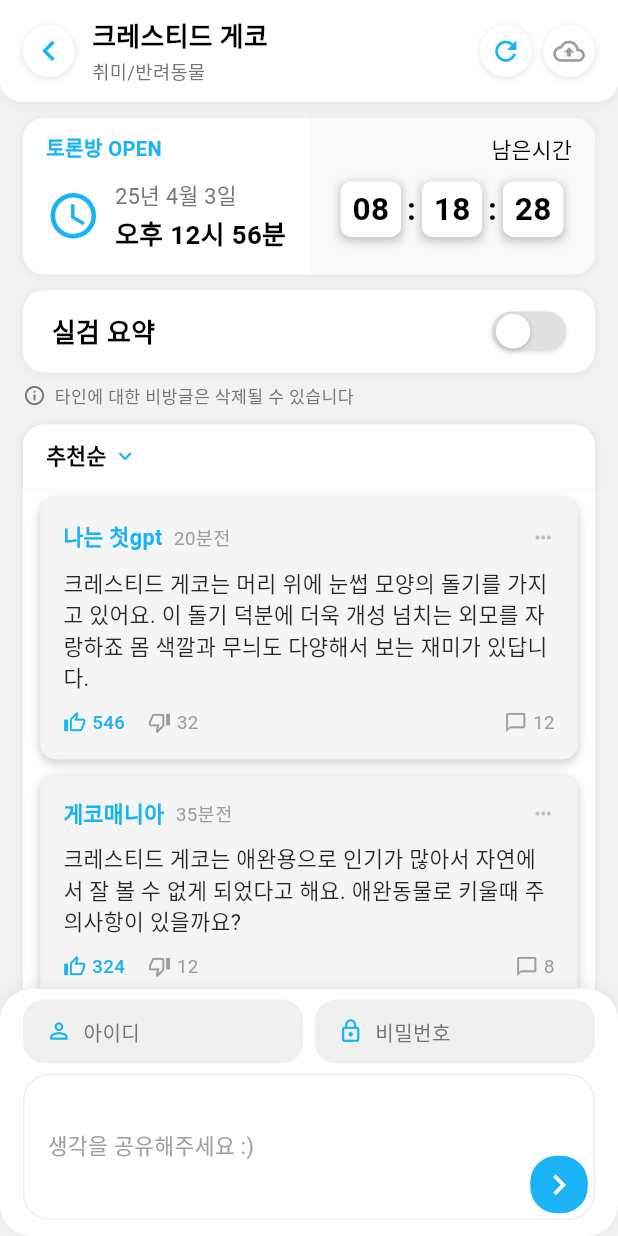
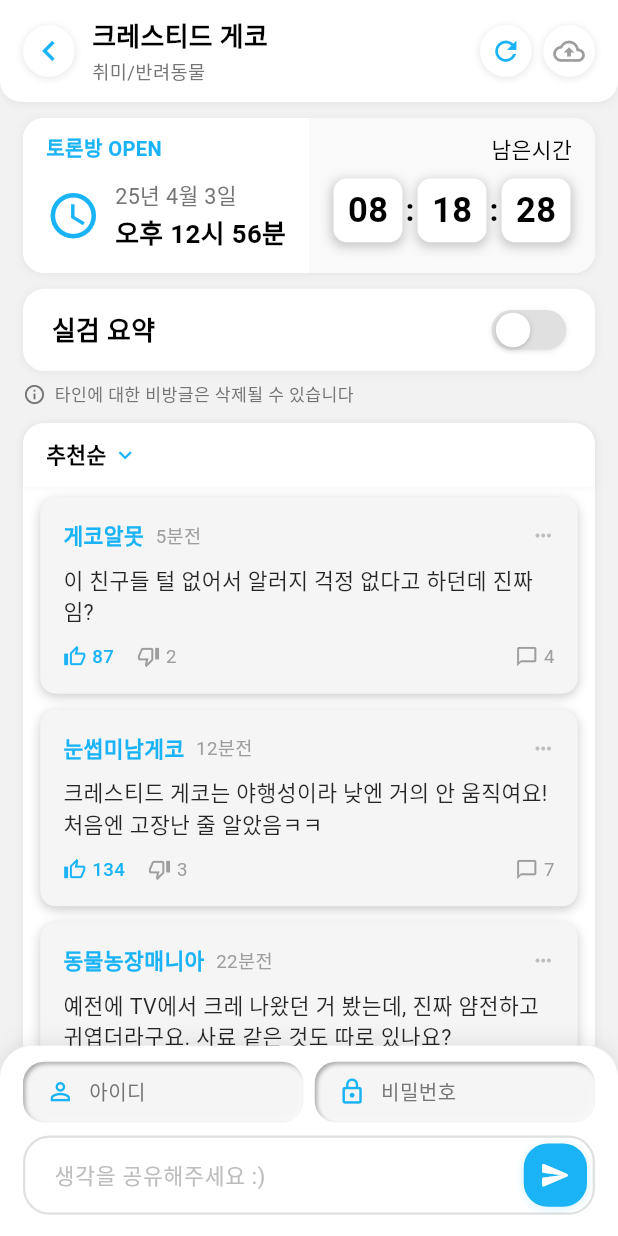
Before and after one commit to kara090813/trendly, a Flutter app: the DiscussionRoomScreen screen opened directly with empty values, on a phone screen of 412 x 824 dp. Run offline on Flutter 3.47's test engine with Material 3 defaults, Android fonts, the phone set to English and light mode, and no system bars; our stand-ins replace auto_size_text, flutter_neumorphic_plus, flutter_screenutil, flutter_spinkit, flutter_staggered_animations, freezed_annotation and 4 more; accounts and stored records are empty; network calls fail; Roboto replaces fonts that are missing (asgm).

Commit message:
discussionRoom design

```diff
--- a/lib/screens/discussionRoom_screen.dart
+++ b/lib/screens/discussionRoom_screen.dart
@@ -41,7 +41,8 @@ class _DiscussionRoomScreenState extends State<DiscussionRoomScreen> {
                     _buildSummaryToggle(),
                     // 타인에 대한 비방글 경고 메시지 (배경에 직접 배치)
                     Container(
-                      margin: EdgeInsets.symmetric(horizontal: 16.w), // 좌우 마진 추가
+                      margin: EdgeInsets.symmetric(horizontal: 16.w),
+                      // 좌우 마진 추가
                       padding: EdgeInsets.symmetric(vertical: 8.h),
                       child: Row(
                         children: [
@@ -189,7 +190,7 @@ class _DiscussionRoomScreenState extends State<DiscussionRoomScreen> {
     );
   }
 
-  // 정보 섹션 (토론방 OPEN, 남은시간)
+  // 정보 섹션 (토론방 OPEN, 남은시간) 개선
   Widget _buildInfoSection() {
     return Container(
       margin: EdgeInsets.symmetric(horizontal: 16.w),
@@ -210,7 +211,7 @@ class _DiscussionRoomScreenState extends State<DiscussionRoomScreen> {
             // 토론방 OPEN 부분
             Expanded(
               child: Container(
-                padding: EdgeInsets.fromLTRB(16.w, 12.h, 16.w, 16.h), // 상단 패딩 감소
+                padding: EdgeInsets.fromLTRB(16.w, 12.h, 16.w, 16.h),
                 decoration: BoxDecoration(
                   color: Colors.white,
                   borderRadius: BorderRadius.only(
@@ -229,32 +230,33 @@ class _DiscussionRoomScreenState extends State<DiscussionRoomScreen> {
                         fontWeight: FontWeight.w600,
                       ),
                     ),
-                    SizedBox(height: 12.h), // 타이틀과 시간 사이 간격 약간 증가
+                    SizedBox(height: 12.h),
                     Row(
-                      crossAxisAlignment: CrossAxisAlignment.center, // 세로 중앙 정렬
+                      crossAxisAlignment: CrossAxisAlignment.center,
                       children: [
                         Icon(
-                          Icons.access_time_outlined, // 아웃라인 스타일 시계 아이콘
+                          Icons.access_time_outlined,
                           color: Color(0xFF19B3F6),
                           size: 38.sp,
                         ),
                         SizedBox(width: 10.w),
                         Column(
                           crossAxisAlignment: CrossAxisAlignment.start,
-                          mainAxisAlignment: MainAxisAlignment.center, // 중앙 정렬
+                          mainAxisAlignment: MainAxisAlignment.center,
                           children: [
                             Text(
                               "25년 4월 3일",
                               style: TextStyle(
-                                fontSize: 15.sp, // 텍스트 크기 증가
+                                fontSize: 15.sp,
                                 color: Colors.grey[600],
                               ),
                             ),
-                            SizedBox(height: 1.h), // 줄간격 줄이기
+                            // 1. 줄간격 제거 - SizedBox 높이를 0으로 설정
+                            SizedBox(height: 0),
                             Text(
                               "오후 12시 56분",
                               style: TextStyle(
-                                fontSize: 18.sp, // 텍스트 크기 증가
+                                fontSize: 18.sp,
                                 fontWeight: FontWeight.w600,
                               ),
                             ),
@@ -267,12 +269,12 @@ class _DiscussionRoomScreenState extends State<DiscussionRoomScreen> {
               ),
             ),
 
-            // 남은시간 부분 (약간 더 진한 배경)
+            // 남은시간 부분
             Expanded(
               child: Container(
-                padding: EdgeInsets.fromLTRB(16.w, 12.h, 16.w, 16.h), // 상단 패딩 감소
+                padding: EdgeInsets.fromLTRB(16.w, 12.h, 16.w, 16.h),
                 decoration: BoxDecoration(
-                  color: Color(0xFFF9F9F9), // 약간 더 진한 배경
+                  color: Color(0xFFF9F9F9),
                   borderRadius: BorderRadius.only(
                     topRight: Radius.circular(16.r),
                     bottomRight: Radius.circular(16.r),
@@ -284,33 +286,33 @@ class _DiscussionRoomScreenState extends State<DiscussionRoomScreen> {
                     Text(
                       "남은시간",
                       style: TextStyle(
-                        fontSize: 15.sp, // 크기 증가
-                        color: Colors.black, // 색상 변경
-                        fontWeight: FontWeight.w500, // 약간 두껍게
+                        fontSize: 15.sp,
+                        color: Colors.black,
+                        fontWeight: FontWeight.w500,
                       ),
                     ),
-                    SizedBox(height: 12.h), // 타이틀과 시간 사이 간격 약간 증가
+                    SizedBox(height: 10.h),
                     Row(
                       mainAxisAlignment: MainAxisAlignment.center,
                       children: [
                         _buildTimeBlock("08"),
                         Padding(
-                          padding: EdgeInsets.symmetric(horizontal: 4.w),
+                          padding: EdgeInsets.symmetric(horizontal: 2.w),
                           child: Text(
                             ":",
                             style: TextStyle(
-                              fontSize: 22.sp, // 크기 증가
+                              fontSize: 22.sp,
                               fontWeight: FontWeight.bold,
                             ),
                           ),
                         ),
                         _buildTimeBlock("18"),
                         Padding(
-                          padding: EdgeInsets.symmetric(horizontal: 4.w),
+                          padding: EdgeInsets.symmetric(horizontal: 2.w),
                           child: Text(
                             ":",
                             style: TextStyle(
-                              fontSize: 22.sp, // 크기 증가
+                              fontSize: 22.sp,
                               fontWeight: FontWeight.bold,
                             ),
                           ),
@@ -328,20 +330,21 @@ class _DiscussionRoomScreenState extends State<DiscussionRoomScreen> {
     );
   }
 
-  // 시간 블록 위젯
+  // 2. 타이머 블록 크기 증가
   Widget _buildTimeBlock(String time) {
     return Container(
-      width: 42.w, // 크기 증가
-      height: 42.h, // 크기 증가
+      // 크기를 더 키움 (42 -> 48)
+      width: 48.w,
+      height: 48.h,
       alignment: Alignment.center,
       decoration: BoxDecoration(
         color: Colors.white,
-        borderRadius: BorderRadius.circular(8.r),
+        borderRadius: BorderRadius.circular(10.r),
         boxShadow: [
           BoxShadow(
-            color: Colors.black.withOpacity(0.2), // 그림자 강화
-            blurRadius: 4, // 그림자 강화
-            spreadRadius: 1, // 그림자 강화
+            color: Colors.black.withOpacity(0.2),
+            blurRadius: 5,
+            spreadRadius: 1,
             offset: Offset(0, 2),
           ),
         ],
@@ -349,7 +352,7 @@ class _DiscussionRoomScreenState extends State<DiscussionRoomScreen> {
       child: Text(
         time,
         style: TextStyle(
-          fontSize: 22.sp, // 숫자 크기 증가
+          fontSize: 24.sp, // 숫자 크기도 증가 (22 -> 24)
           fontWeight: FontWeight.bold,
         ),
       ),
@@ -511,41 +514,86 @@ class _DiscussionRoomScreenState extends State<DiscussionRoomScreen> {
             padding: EdgeInsets.symmetric(horizontal: 12.w),
             child: Column(
               children: [
-                // 댓글 아이템들
                 _buildCommentItem(
-                  nickname: "나는 첫gpt",
-                  time: "20분전",
-                  content: "크레스티드 게코는 머리 위에 눈썹 모양의 돌기를 가지고 있어요. 이 돌기 덕분에 더욱 개성 넘치는 외모를 자랑하죠 몸 색깔과 무늬도 다양해서 보는 재미가 있답니다.",
-                  likes: 546,
-                  dislikes: 32,
-                  comments: 12,
+                  nickname: "게코알못",
+                  time: "5분전",
+                  content: "이 친구들 털 없어서 알러지 걱정 없다고 하던데 진짜임?",
+                  likes: 87,
+                  dislikes: 2,
+                  comments: 4,
                 ),
-
                 _buildCommentItem(
-                  nickname: "게코매니아",
-                  time: "35분전",
-                  content: "크레스티드 게코는 애완용으로 인기가 많아서 자연에서 잘 볼 수 없게 되었다고 해요. 애완동물로 키울때 주의사항이 있을까요?",
-                  likes: 324,
-                  dislikes: 12,
-                  comments: 8,
+                  nickname: "눈썹미남게코",
+                  time: "12분전",
+                  content: "크레스티드 게코는 야행성이라 낮엔 거의 안 움직여요! 처음엔 고장난 줄 알았음ㅋㅋ",
+                  likes: 134,
+                  dislikes: 3,
+                  comments: 7,
                 ),
-
                 _buildCommentItem(
-                  nickname: "파충류전문가",
+                  nickname: "동물농장매니아",
+                  time: "22분전",
+                  content:
+                      "예전에 TV에서 크레 나왔던 거 봤는데, 진짜 얌전하고 귀엽더라구요. 사료 같은 것도 따로 있나요?",
+                  likes: 76,
+                  dislikes: 1,
+                  comments: 2,
+                ),
+                _buildCommentItem(
+                  nickname: "도마뱀아빠",
+                  time: "30분전",
+                  content: "우리집 크레는 이름이 '콩이'인데, 손 위에 올려놓으면 가만히 있어서 심장 녹음ㅠㅠ",
+                  likes: 243,
+                  dislikes: 4,
+                  comments: 15,
+                ),
+                _buildCommentItem(
+                  nickname: "한밤의게코",
+                  time: "42분전",
+                  content: "야행성이라 밤마다 나랑 같이 생활하는 중... 나보다 더 규칙적인 듯;;",
+                  likes: 118,
+                  dislikes: 3,
+                  comments: 6,
+                ),
+                _buildCommentItem(
+                  nickname: "초보파충류러",
                   time: "1시간전",
-                  content: "크레스티드 게코는 에오블레파리스(레오파드 게코)와 함께 초보자도 키우기 쉬운 파충류로 알려져 있어요. 온도와 습도 관리만 잘 해주시면 됩니다.",
-                  likes: 215,
-                  dislikes: 5,
-                  comments: 23,
+                  content: "습도는 어느 정도로 유지해야 하나요? 자꾸 피막 벗기기 실패해서 걱정입니다ㅠ",
+                  likes: 97,
+                  dislikes: 6,
+                  comments: 9,
                 ),
-
                 _buildCommentItem(
-                  nickname: "짱구는 내꺼 철수",
+                  nickname: "사랑해크레야",
+                  time: "1시간 20분전",
+                  content: "크레 눈에 속눈썹 같은 거 있어서 너무 예뻐요. 눈 안 닦아줘도 되나 궁금하네요.",
+                  likes: 64,
+                  dislikes: 2,
+                  comments: 3,
+                ),
+                _buildCommentItem(
+                  nickname: "야생의마음",
                   time: "2시간전",
-                  content: "크레를 너무 명정해서 자연에서 못살 것 같음 ㅠㅠㄹ;;; 안전하게 우리집에서 오래오래 살아라",
-                  likes: 146,
-                  dislikes: 8,
-                  comments: 3,
+                  content: "사육보다 자연이 좋다고 생각하지만... 요즘 자연에서 보기 힘들어진 게 안타깝네요.",
+                  likes: 102,
+                  dislikes: 17,
+                  comments: 11,
+                ),
+                _buildCommentItem(
+                  nickname: "도마도마",
+                  time: "2시간 30분전",
+                  content: "크레는 수직 사육장 좋아한다던데 높이 어느 정도로 맞춰야 해요?",
+                  likes: 55,
+                  dislikes: 0,
+                  comments: 5,
+                ),
+                _buildCommentItem(
+                  nickname: "파충류수집가",
+                  time: "3시간전",
+                  content: "크레는 점프력이 꽤 좋아요. 뚜껑 안 닫으면 탈출합니다 진짜임...",
+                  likes: 149,
+                  dislikes: 9,
+                  comments: 13,
                 ),
               ],
             ),
@@ -697,59 +745,60 @@ class _DiscussionRoomScreenState extends State<DiscussionRoomScreen> {
     );
   }
 
-  // 하단 입력 섹션 - 이미지 참고하여 개선
+  // 하단 입력 섹션 - 수정된 버전
   Widget _buildInputSection() {
     return Container(
       width: double.infinity,
-      padding: EdgeInsets.fromLTRB(16.w, 8.h, 16.w, 12.h),
+      padding: EdgeInsets.fromLTRB(16.w, 12.h, 16.w, 16.h),
       decoration: BoxDecoration(
         color: Colors.white,
-        borderRadius: BorderRadius.circular(24.r),
+        borderRadius: BorderRadius.only(
+          topLeft: Radius.circular(24.r),
+          topRight: Radius.circular(24.r),
+        ),
         boxShadow: [
           BoxShadow(
-            color: Colors.black.withOpacity(0.05),
-            blurRadius: 8,
-            offset: Offset(0, -2),
+            color: Colors.black.withOpacity(0.08),
+            blurRadius: 10,
+            offset: Offset(0, -3),
           ),
         ],
       ),
       child: Column(
         children: [
-          // 아이디/비밀번호 입력
+          // 1. 아이디/비밀번호 입력 - 수직 정렬 수정
           Row(
             children: [
-              // 아이디 입력 필드
+              // 아이디 입력 필드 - 정렬 수정
               Expanded(
-                child: Container(
-                  padding: EdgeInsets.symmetric(horizontal: 16.w, vertical: 14.h),
-                  decoration: BoxDecoration(
-                    color: Color(0xFFF0F0F0),
-                    borderRadius: BorderRadius.circular(16.r),
+                child: Neumorphic(
+                  style: NeumorphicStyle(
+                    depth: -3,
+                    intensity: 0.7,
+                    shape: NeumorphicShape.flat,
+                    lightSource: LightSource.topLeft,
+                    color: Color(0xFFF5F5F5),
+                    boxShape: NeumorphicBoxShape.roundRect(BorderRadius.circular(16.r)),
                   ),
+                  padding: EdgeInsets.symmetric(horizontal: 16.w, vertical: 12.h),
                   child: Row(
+                    mainAxisAlignment: MainAxisAlignment.start,
+                    // 명시적으로 세로 가운데 정렬 설정
                     crossAxisAlignment: CrossAxisAlignment.center,
                     children: [
-                      Container(
-                        height: 20.h,
-                        child: Center(
-                          child: Icon(
+                      // 아이콘 정렬을 위한 Container 제거
+                      Icon(
                         Icons.person_outline,
-                            size: 18.sp,
+                        size: 20.sp,
                         color: Color(0xFF19B3F6),
                       ),
-                        ),
-                      ),
-                      SizedBox(width: 8.w),
-                      Container(
-                        height: 20.h,
-                        child: Center(
-                          child: Text(
+                      SizedBox(width: 10.w),
+                      // 텍스트도 Container 없이 직접 배치
+                      Text(
                         "아이디",
                         style: TextStyle(
                           fontSize: 14.sp,
                           color: Colors.grey[600],
-                            ),
-                          ),
                         ),
                       ),
                     ],
@@ -757,38 +806,34 @@ class _DiscussionRoomScreenState extends State<DiscussionRoomScreen> {
                 ),
               ),
               SizedBox(width: 8.w),
-              // 비밀번호 입력 필드
+              // 비밀번호 입력 필드 - 정렬 수정
               Expanded(
-                child: Container(
-                  padding: EdgeInsets.symmetric(horizontal: 16.w, vertical: 14.h),
-                  decoration: BoxDecoration(
-                    color: Color(0xFFF0F0F0),
-                    borderRadius: BorderRadius.circular(16.r),
+                child: Neumorphic(
+                  style: NeumorphicStyle(
+                    depth: -3,
+                    intensity: 0.7,
+                    shape: NeumorphicShape.flat,
+                    lightSource: LightSource.topLeft,
+                    color: Color(0xFFF5F5F5),
+                    boxShape: NeumorphicBoxShape.roundRect(BorderRadius.circular(16.r)),
                   ),
+                  padding: EdgeInsets.symmetric(horizontal: 16.w, vertical: 12.h),
                   child: Row(
+                    mainAxisAlignment: MainAxisAlignment.start,
+                    // 명시적으로 세로 가운데 정렬
                     crossAxisAlignment: CrossAxisAlignment.center,
                     children: [
-                      Container(
-                        height: 20.h,
-                        child: Center(
-                          child: Icon(
+                      Icon(
                         Icons.lock_outline,
-                            size: 18.sp,
+                        size: 20.sp,
                         color: Color(0xFF19B3F6),
                       ),
-                        ),
-                      ),
-                      SizedBox(width: 8.w),
-                      Container(
-                        height: 20.h,
-                        child: Center(
-                          child: Text(
+                      SizedBox(width: 10.w),
+                      Text(
                         "비밀번호",
                         style: TextStyle(
                           fontSize: 14.sp,
                           color: Colors.grey[600],
-                            ),
-                          ),
                         ),
                       ),
                     ],
@@ -798,54 +843,77 @@ class _DiscussionRoomScreenState extends State<DiscussionRoomScreen> {
             ],
           ),
 
-          SizedBox(height: 8.h),
+          SizedBox(height: 10.h),
 
-          // 댓글 입력 필드 - 여러 줄 입력을 위해 높이 증가
+          // 2. 댓글 입력 필드 - 더 넓은 입력창과 간소화된 디자인
           Container(
-            padding: EdgeInsets.fromLTRB(16.w, 4.h, 4.w, 4.h),
             decoration: BoxDecoration(
               color: Colors.white,
               borderRadius: BorderRadius.circular(20.r),
               border: Border.all(
-                color: Colors.grey[200]!,
-                width: 1,
+                color: Color(0xFFE0E0E0),
+                width: 1.5,
               ),
             ),
             child: Row(
-              crossAxisAlignment: CrossAxisAlignment.end, // 하단 정렬
+              crossAxisAlignment: CrossAxisAlignment.end,
               children: [
+                // 입력 영역 - TextField로 변경하여 실제 입력 가능하게
                 Expanded(
-                  child: Container(
-                    constraints: BoxConstraints(
-                      minHeight: 40.h,
-                      maxHeight: 100.h, // 최대 높이 설정
+                  child: Padding(
+                    padding: EdgeInsets.fromLTRB(16.w, 8.h, 8.w, 8.h),
+                    child: TextField(
+                      minLines: 1,
+                      maxLines: 3,  // 최대 3줄까지 입력 가능
+                      textAlignVertical: TextAlignVertical.center,
+                      decoration: InputDecoration(
+                        hintText: "생각을 공유해주세요 :)",
+                        hintStyle: TextStyle(
+                          fontSize: 15.sp,
+                          color: Colors.grey[400],
                         ),
-                    child: Align(
-                      alignment: Alignment.centerLeft, // 텍스트 왼쪽 정렬
-                      child: Text(
-                        "생각을 공유해주세요 :)",
+                        border: InputBorder.none,
+                        contentPadding: EdgeInsets.symmetric(vertical: 8.h),
+                        isDense: true,
+                      ),
                       style: TextStyle(
                         fontSize: 15.sp,
-                          color: Colors.grey[500],
+                        color: Colors.black87,
+                        height: 1.3,
                       ),
                     ),
                   ),
                 ),
-                ),
-                // 전송 버튼
+
+                // 전송 버튼만 유지하고 디자인 개선
                 Container(
-                  margin: EdgeInsets.only(left: 8.w),
+                  margin: EdgeInsets.all(4.w),
                   decoration: BoxDecoration(
                     color: Color(0xFF19B3F6),
-                    borderRadius: BorderRadius.circular(20.r),
+                    borderRadius: BorderRadius.circular(18.r),
+                    boxShadow: [
+                      BoxShadow(
+                        color: Color(0xFF19B3F6).withOpacity(0.2),
+                        blurRadius: 4,
+                        spreadRadius: 0,
+                        offset: Offset(0, 1),
                       ),
-                  child: SizedBox(
-                    width: 40.w,
-                    height: 40.w,
+                    ],
+                  ),
+                  child: Material(
+                    color: Colors.transparent,
+                    child: InkWell(
+                      borderRadius: BorderRadius.circular(18.r),
+                      onTap: () {},
+                      child: Container(
+                        width: 44.w,
+                        height: 44.w,
                         child: Icon(
-                      Icons.chevron_right,
+                          Icons.send_rounded,
                           color: Colors.white,
-                      size: 28.sp,
+                          size: 22.sp,
+                        ),
+                      ),
                     ),
                   ),
                 ),
```
Lines whose indentation alone changed are shown as unchanged.
